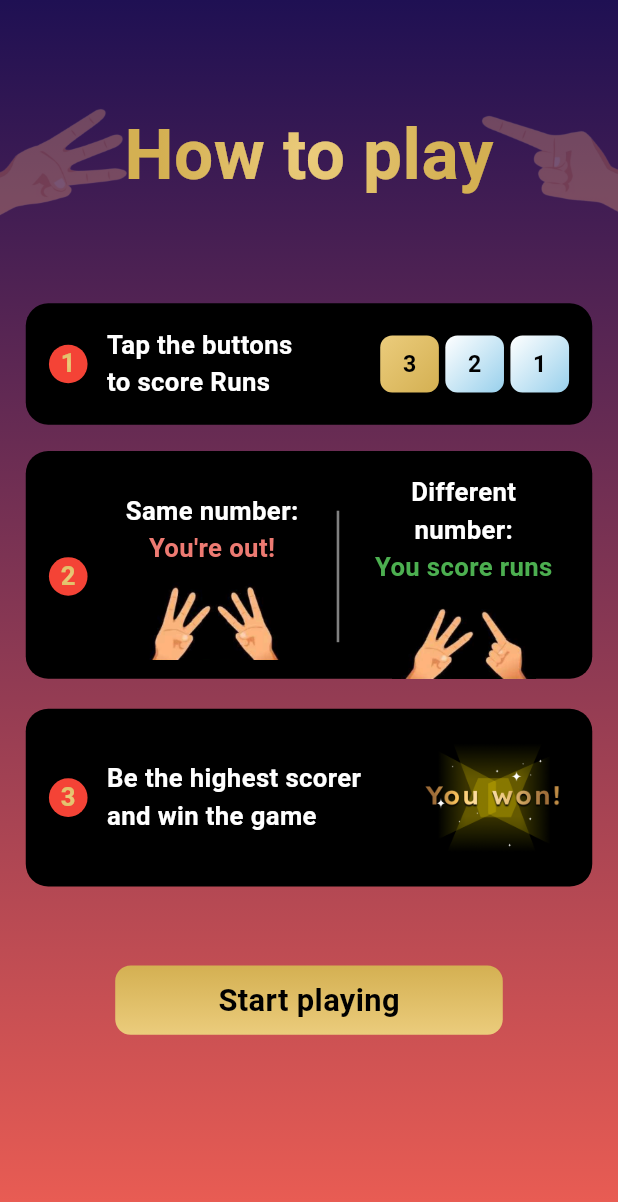
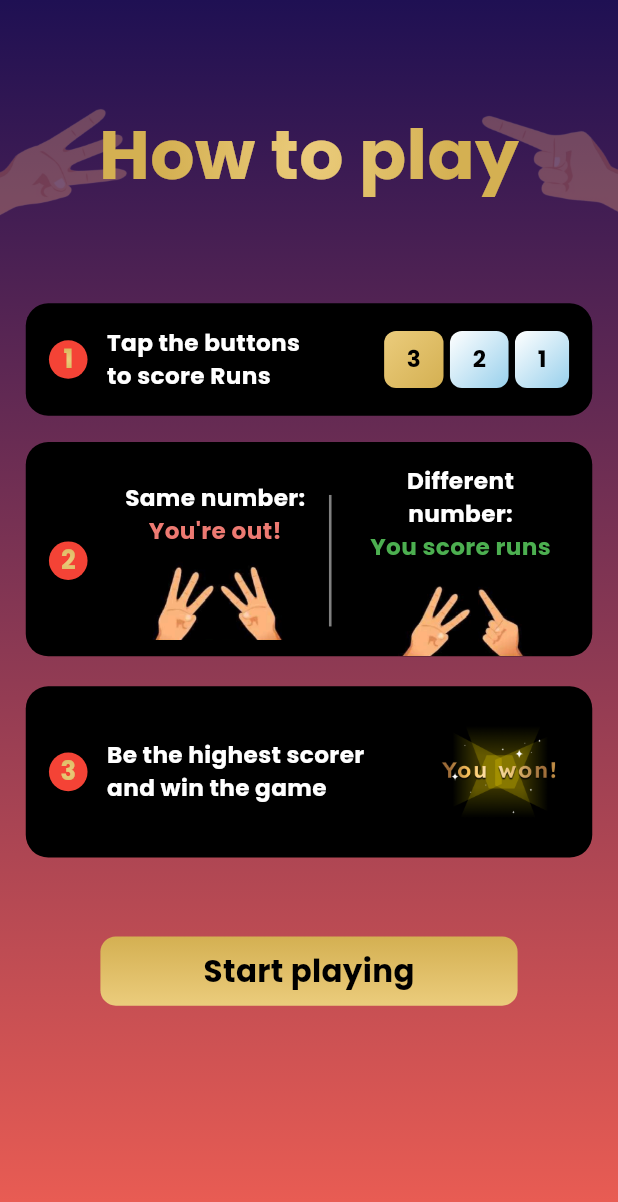
Before and after one commit to guptapriyanshu7/hand_cricket, a Flutter app: the screen it shows after launch, on a phone screen of 412 x 824 dp. Shown: the top 1202 px of the screen. Run offline on Flutter 3.47's test engine with Material 3 defaults, Android fonts, the light colour scheme and no system bars; our stand-ins replace flutter_screenutil, get_it, rive.

Commit message:
Refactor code structure for improved readability and maintainability
Signed-off-by: Priyanshu Gupta <guptapriyanshu71@gmail.com>

```diff
--- a/lib/core/app_theme.dart
+++ b/lib/core/app_theme.dart
@@ -7,7 +7,9 @@ class AppTheme {
   static const Color crimsonRed = Color(0xFFC42C31);
   static const Color lightCrimson = Color(0xFFEB3E43);
 
-  static ThemeData get theme => ThemeData.dark().copyWith(
+  static ThemeData get theme => ThemeData(
+    brightness: Brightness.dark,
+    fontFamily: 'Poppins',
     textButtonTheme: TextButtonThemeData(
       style: TextButton.styleFrom(
         shape: RoundedRectangleBorder(borderRadius: BorderRadius.circular(20)),
--- a/lib/presentation/screens/home_screen.dart
+++ b/lib/presentation/screens/home_screen.dart
@@ -81,7 +81,7 @@ class HomeScreen extends StatelessWidget {
                             'Tap the buttons\nto score Runs',
                             style: Theme.of(
                               context,
-                            ).textTheme.bodyMedium!.copyWith(fontSize: 20.sp),
+                            ).textTheme.bodyMedium!.copyWith(fontSize: 18.sp),
                           ),
                         ),
                         SizedBox(width: 10.w),
@@ -113,13 +113,13 @@ class HomeScreen extends StatelessWidget {
                                         context,
                                       ).textTheme.bodyMedium!.copyWith(
                                         color: const Color(0xFFED7A72),
-                                        fontSize: 20.sp,
+                                        fontSize: 18.sp,
                                       ),
                                     ),
                                   ],
                                 ),
                                 style: Theme.of(context).textTheme.bodyMedium!
-                                    .copyWith(fontSize: 20.sp),
+                                    .copyWith(fontSize: 18.sp),
                                 textAlign: TextAlign.center,
                               ),
                               SizedBox(height: 10.h),
@@ -130,13 +130,13 @@ class HomeScreen extends StatelessWidget {
                             ],
                           ),
                         ),
-                        SizedBox(width: 15.w),
+                        SizedBox(width: 4.w),
                         Container(
                           width: 2.w,
                           height: 100.h,
                           color: Colors.white.withValues(alpha: 0.5),
                         ),
-                        SizedBox(width: 15.w),
+                        SizedBox(width: 16.w),
                         Expanded(
                           child: Column(
                             children: [
@@ -150,13 +150,13 @@ class HomeScreen extends StatelessWidget {
                                         context,
                                       ).textTheme.bodyMedium!.copyWith(
                                         color: Colors.green,
-                                        fontSize: 20.sp,
+                                        fontSize: 18.sp,
                                       ),
                                     ),
                                   ],
                                 ),
                                 style: Theme.of(context).textTheme.bodyMedium!
-                                    .copyWith(fontSize: 20.sp),
+                                    .copyWith(fontSize: 18.sp),
                                 textAlign: TextAlign.center,
                               ),
                               SizedBox(height: 10.h),
@@ -183,15 +183,16 @@ class HomeScreen extends StatelessWidget {
                             'Be the highest scorer\nand win the game',
                             style: Theme.of(
                               context,
-                            ).textTheme.bodyMedium!.copyWith(fontSize: 20.sp),
+                            ).textTheme.bodyMedium!.copyWith(fontSize: 18.sp),
                           ),
                         ),
                         SizedBox(width: 10.w),
                         SizedBox(
-                          width: 120.w,
-                          height: 100.h,
+                          width: 90.w,
+                          height: 95.h,
                           child: Image.asset('assets/you_won.png'),
                         ),
+                        SizedBox(width: 10.w),
                       ],
                     ),
                   ),
```
Also changed, not shown: pubspec.yaml (+6 -6 lines), fonts/Poppins-Bold.ttf (added), fonts/Poppins-Regular.ttf (added).
